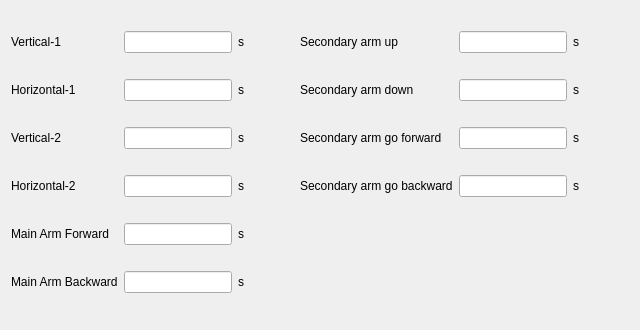
First picture: the form in hcsettings/ichctimeframe.ui, repository GaussCheng/2-5AxisPunch, before the edit.
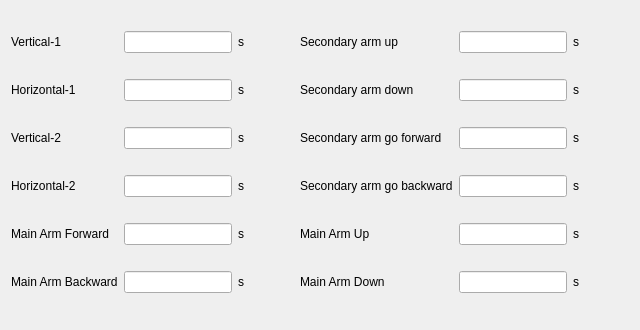
Second picture: the form after the edit. Custom widgets are drawn as their Qt base class.

Patch:
```diff
--- a/hcsettings/ichctimeframe.ui
+++ b/hcsettings/ichctimeframe.ui
@@ -216,6 +216,40 @@
      </property>
     </widget>
    </item>
+   <item row="4" column="4">
+    <widget class="QLabel" name="label_27">
+     <property name="text">
+      <string>Main Arm Up</string>
+     </property>
+    </widget>
+   </item>
+   <item row="5" column="4">
+    <widget class="QLabel" name="label_28">
+     <property name="text">
+      <string>Main Arm Down</string>
+     </property>
+    </widget>
+   </item>
+   <item row="4" column="5">
+    <widget class="ICLineEditWithVirtualNumericKeypad" name="mainArmUpEdit"/>
+   </item>
+   <item row="4" column="6">
+    <widget class="QLabel" name="label_29">
+     <property name="text">
+      <string>s</string>
+     </property>
+    </widget>
+   </item>
+   <item row="5" column="6">
+    <widget class="QLabel" name="label_30">
+     <property name="text">
+      <string>s</string>
+     </property>
+    </widget>
+   </item>
+   <item row="5" column="5">
+    <widget class="ICLineEditWithVirtualNumericKeypad" name="mainArmDownEdit"/>
+   </item>
   </layout>
  </widget>
  <customwidgets>
```
